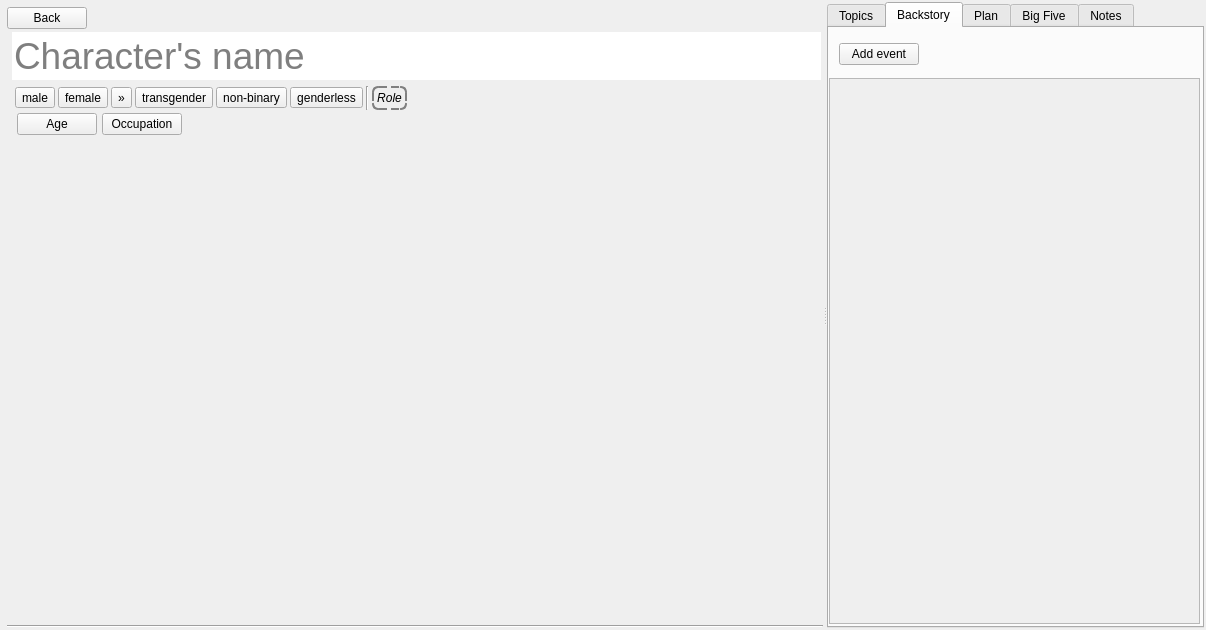
Old version of the form ui/character_editor.ui in the repository zkovari/plotlyst.
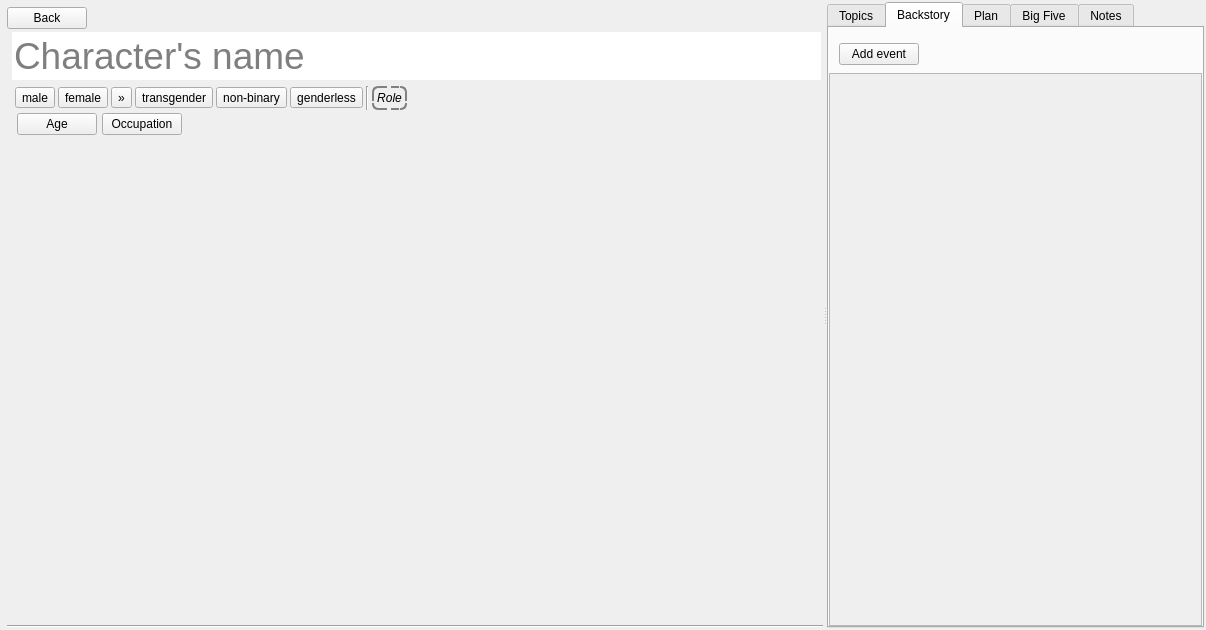
New version of the form. The open tabs and pages were chosen to show the change. Custom widgets are drawn as their Qt base class.

Commit message: Reduce margins for backstory header in character editor

```diff
--- a/ui/character_editor.ui
+++ b/ui/character_editor.ui
@@ -537,10 +537,10 @@
          <number>15</number>
         </property>
         <property name="rightMargin">
-         <number>2</number>
+         <number>0</number>
         </property>
         <property name="bottomMargin">
-         <number>2</number>
+         <number>0</number>
         </property>
         <item>
          <layout class="QHBoxLayout" name="horizontalLayout">
@@ -557,7 +557,7 @@
            <number>0</number>
           </property>
           <property name="bottomMargin">
-           <number>10</number>
+           <number>5</number>
           </property>
           <item>
            <widget class="QPushButton" name="btnNewBackstory">
@@ -609,8 +609,8 @@
             <rect>
              <x>0</x>
              <y>0</y>
-             <width>98</width>
-             <height>28</height>
+             <width>467</width>
+             <height>545</height>
             </rect>
            </property>
            <property name="sizePolicy">
```
Left out of the diff: 6 changed lines with no effect on the pictures.
